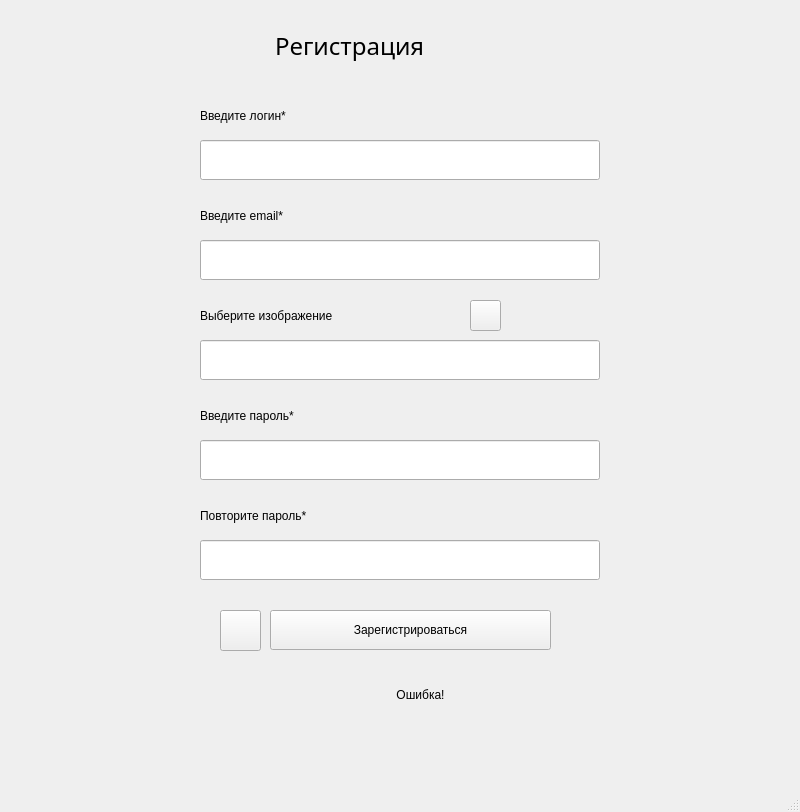
Above: registration.ui from ArtemusCoder/Yandex before the change. Below: the same form after it.
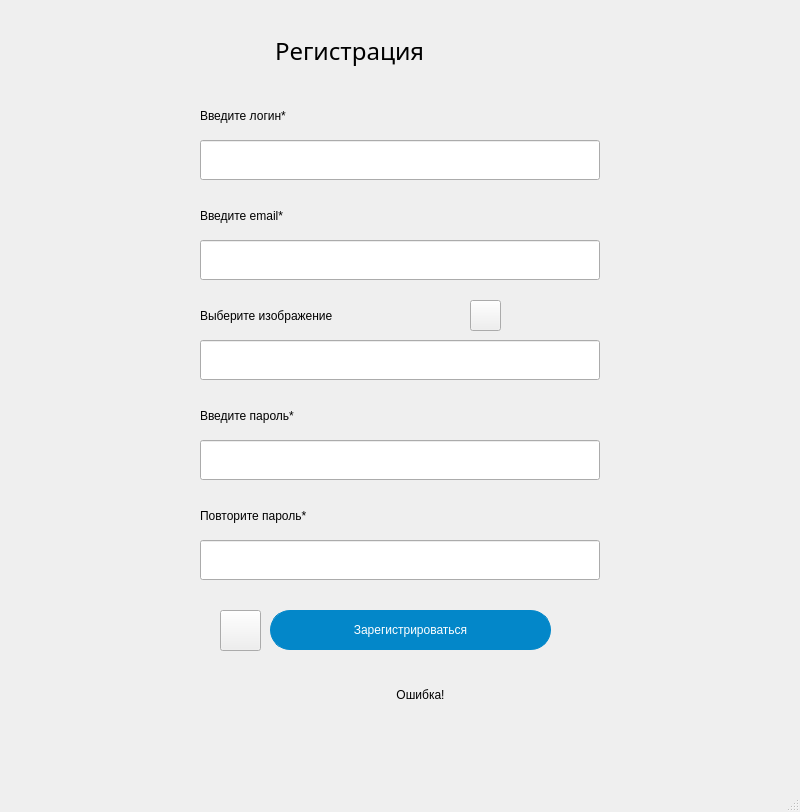
That is the form after the change.

Diff of the .ui file:
```diff
--- a/registration.ui
+++ b/registration.ui
@@ -2,6 +2,9 @@
 <ui version="4.0">
  <class>MainWindow</class>
  <widget class="QMainWindow" name="MainWindow">
+  <property name="enabled">
+   <bool>true</bool>
+  </property>
   <property name="geometry">
    <rect>
     <x>0</x>
@@ -17,6 +20,12 @@
    <string notr="true">
 font: 12pt &quot;Comfortaa&quot;;</string>
   </property>
+  <property name="documentMode">
+   <bool>false</bool>
+  </property>
+  <property name="dockNestingEnabled">
+   <bool>false</bool>
+  </property>
   <widget class="QWidget" name="centralwidget">
    <widget class="QPushButton" name="regist_btn">
     <property name="geometry">
@@ -31,7 +40,11 @@
      <cursorShape>PointingHandCursor</cursorShape>
     </property>
     <property name="styleSheet">
-     <string notr="true"/>
+     <string notr="true">font: 12px &quot;Comfortaa&quot;;
+background-color: rgb(3, 135, 201);
+color: rgb(255, 255, 255);
+border: 1px solid rgb(3, 135, 201);
+border-radius: 20px;</string>
     </property>
     <property name="text">
      <string>Зарегистрироваться</string>
@@ -71,8 +84,8 @@
      <rect>
       <x>275</x>
       <y>20</y>
-      <width>221</width>
-      <height>51</height>
+      <width>261</width>
+      <height>61</height>
      </rect>
     </property>
     <property name="font">
```
Left out of the diff: 5 changed lines with no effect on the pictures.
